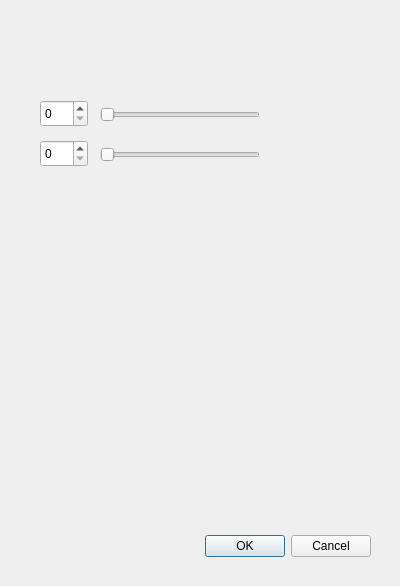
First picture: the form in Qt Creator/reprojectImageTo3D_calibON_bm_GUI/setstereoparams.ui, repository nicolasrosa/StereoVision, before the edit.
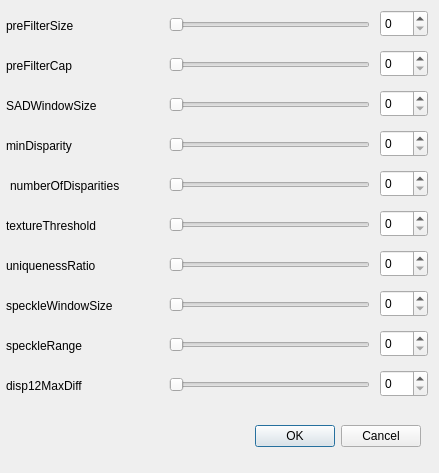
Second picture: the form after the edit.

Diff of the .ui file:
```diff
--- a/Qt Creator/reprojectImageTo3D_calibON_bm_GUI/setstereoparams.ui
+++ b/Qt Creator/reprojectImageTo3D_calibON_bm_GUI/setstereoparams.ui
@@ -6,8 +6,8 @@
    <rect>
     <x>0</x>
     <y>0</y>
-    <width>400</width>
-    <height>586</height>
+    <width>439</width>
+    <height>473</height>
    </rect>
   </property>
   <property name="windowTitle">
@@ -16,9 +16,9 @@
   <widget class="QDialogButtonBox" name="buttonBox">
    <property name="geometry">
     <rect>
-     <x>30</x>
-     <y>530</y>
-     <width>341</width>
+     <x>230</x>
+     <y>420</y>
+     <width>191</width>
      <height>32</height>
     </rect>
    </property>
@@ -32,9 +32,9 @@
   <widget class="QSlider" name="horizontalSlider">
    <property name="geometry">
     <rect>
-     <x>100</x>
-     <y>100</y>
-     <width>160</width>
+     <x>169</x>
+     <y>10</y>
+     <width>201</width>
      <height>29</height>
     </rect>
    </property>
@@ -45,8 +45,8 @@
   <widget class="QSpinBox" name="spinBox">
    <property name="geometry">
     <rect>
-     <x>40</x>
-     <y>100</y>
+     <x>380</x>
+     <y>10</y>
      <width>48</width>
      <height>27</height>
     </rect>
@@ -55,9 +55,9 @@
   <widget class="QSlider" name="horizontalSlider_3">
    <property name="geometry">
     <rect>
-     <x>100</x>
-     <y>140</y>
-     <width>160</width>
+     <x>169</x>
+     <y>50</y>
+     <width>201</width>
      <height>29</height>
     </rect>
    </property>
@@ -68,8 +68,322 @@
   <widget class="QSpinBox" name="spinBox_2">
    <property name="geometry">
     <rect>
-     <x>40</x>
-     <y>140</y>
+     <x>380</x>
+     <y>50</y>
+     <width>48</width>
+     <height>27</height>
+    </rect>
+   </property>
+  </widget>
+  <widget class="QLabel" name="preFilterSize_label">
+   <property name="geometry">
+    <rect>
+     <x>6</x>
+     <y>10</y>
+     <width>91</width>
+     <height>31</height>
+    </rect>
+   </property>
+   <property name="text">
+    <string>preFilterSize</string>
+   </property>
+  </widget>
+  <widget class="QLabel" name="preFilterCap_label">
+   <property name="geometry">
+    <rect>
+     <x>6</x>
+     <y>50</y>
+     <width>91</width>
+     <height>31</height>
+    </rect>
+   </property>
+   <property name="text">
+    <string>preFilterCap</string>
+   </property>
+  </widget>
+  <widget class="QLabel" name="SADWindowSize_label">
+   <property name="geometry">
+    <rect>
+     <x>6</x>
+     <y>90</y>
+     <width>121</width>
+     <height>31</height>
+    </rect>
+   </property>
+   <property name="text">
+    <string>SADWindowSize</string>
+   </property>
+  </widget>
+  <widget class="QSlider" name="SADWindowSize_slider">
+   <property name="geometry">
+    <rect>
+     <x>169</x>
+     <y>90</y>
+     <width>201</width>
+     <height>29</height>
+    </rect>
+   </property>
+   <property name="orientation">
+    <enum>Qt::Horizontal</enum>
+   </property>
+  </widget>
+  <widget class="QSpinBox" name="SADWindowSize_spinBox">
+   <property name="geometry">
+    <rect>
+     <x>380</x>
+     <y>90</y>
+     <width>48</width>
+     <height>27</height>
+    </rect>
+   </property>
+  </widget>
+  <widget class="QLabel" name="minDisparity_label">
+   <property name="geometry">
+    <rect>
+     <x>6</x>
+     <y>130</y>
+     <width>91</width>
+     <height>31</height>
+    </rect>
+   </property>
+   <property name="text">
+    <string>minDisparity</string>
+   </property>
+  </widget>
+  <widget class="QSlider" name="minDisparity_slider">
+   <property name="geometry">
+    <rect>
+     <x>169</x>
+     <y>130</y>
+     <width>201</width>
+     <height>29</height>
+    </rect>
+   </property>
+   <property name="orientation">
+    <enum>Qt::Horizontal</enum>
+   </property>
+  </widget>
+  <widget class="QSpinBox" name="minDisparity_spinBox">
+   <property name="geometry">
+    <rect>
+     <x>380</x>
+     <y>130</y>
+     <width>48</width>
+     <height>27</height>
+    </rect>
+   </property>
+  </widget>
+  <widget class="QLabel" name="numberOfDisparities_label">
+   <property name="geometry">
+    <rect>
+     <x>10</x>
+     <y>170</y>
+     <width>151</width>
+     <height>31</height>
+    </rect>
+   </property>
+   <property name="text">
+    <string>numberOfDisparities</string>
+   </property>
+  </widget>
+  <widget class="QSlider" name="numberOfDisparities_slider">
+   <property name="geometry">
+    <rect>
+     <x>169</x>
+     <y>170</y>
+     <width>201</width>
+     <height>29</height>
+    </rect>
+   </property>
+   <property name="orientation">
+    <enum>Qt::Horizontal</enum>
+   </property>
+  </widget>
+  <widget class="QSpinBox" name="numberOfDisparities_spinBox">
+   <property name="geometry">
+    <rect>
+     <x>380</x>
+     <y>170</y>
+     <width>48</width>
+     <height>27</height>
+    </rect>
+   </property>
+  </widget>
+  <widget class="QLabel" name="textureThreshold_label">
+   <property name="geometry">
+    <rect>
+     <x>6</x>
+     <y>210</y>
+     <width>131</width>
+     <height>31</height>
+    </rect>
+   </property>
+   <property name="text">
+    <string>textureThreshold</string>
+   </property>
+  </widget>
+  <widget class="QSlider" name="textureThreshold_slider">
+   <property name="geometry">
+    <rect>
+     <x>169</x>
+     <y>210</y>
+     <width>201</width>
+     <height>29</height>
+    </rect>
+   </property>
+   <property name="orientation">
+    <enum>Qt::Horizontal</enum>
+   </property>
+  </widget>
+  <widget class="QSpinBox" name="textureThreshold_spinBox">
+   <property name="geometry">
+    <rect>
+     <x>380</x>
+     <y>210</y>
+     <width>48</width>
+     <height>27</height>
+    </rect>
+   </property>
+  </widget>
+  <widget class="QLabel" name="uniquenessRatio_label">
+   <property name="geometry">
+    <rect>
+     <x>6</x>
+     <y>250</y>
+     <width>121</width>
+     <height>31</height>
+    </rect>
+   </property>
+   <property name="text">
+    <string>uniquenessRatio</string>
+   </property>
+  </widget>
+  <widget class="QSlider" name="uniquenessRatio_slider">
+   <property name="geometry">
+    <rect>
+     <x>169</x>
+     <y>250</y>
+     <width>201</width>
+     <height>29</height>
+    </rect>
+   </property>
+   <property name="orientation">
+    <enum>Qt::Horizontal</enum>
+   </property>
+  </widget>
+  <widget class="QSpinBox" name="uniquenessRatio_spinBox">
+   <property name="geometry">
+    <rect>
+     <x>380</x>
+     <y>250</y>
+     <width>48</width>
+     <height>27</height>
+    </rect>
+   </property>
+  </widget>
+  <widget class="QLabel" name="speckleWindowSize_label">
+   <property name="geometry">
+    <rect>
+     <x>6</x>
+     <y>290</y>
+     <width>141</width>
+     <height>31</height>
+    </rect>
+   </property>
+   <property name="text">
+    <string>speckleWindowSize</string>
+   </property>
+  </widget>
+  <widget class="QSlider" name="speckleWindowSize_slider">
+   <property name="geometry">
+    <rect>
+     <x>169</x>
+     <y>290</y>
+     <width>201</width>
+     <height>29</height>
+    </rect>
+   </property>
+   <property name="orientation">
+    <enum>Qt::Horizontal</enum>
+   </property>
+  </widget>
+  <widget class="QSpinBox" name="speckleWindowSize_spinBox">
+   <property name="geometry">
+    <rect>
+     <x>380</x>
+     <y>290</y>
+     <width>48</width>
+     <height>27</height>
+    </rect>
+   </property>
+  </widget>
+  <widget class="QLabel" name="speckleRange_label">
+   <property name="geometry">
+    <rect>
+     <x>6</x>
+     <y>330</y>
+     <width>101</width>
+     <height>31</height>
+    </rect>
+   </property>
+   <property name="text">
+    <string>speckleRange</string>
+   </property>
+  </widget>
+  <widget class="QSlider" name="speckleRange_slider">
+   <property name="geometry">
+    <rect>
+     <x>169</x>
+     <y>330</y>
+     <width>201</width>
+     <height>29</height>
+    </rect>
+   </property>
+   <property name="orientation">
+    <enum>Qt::Horizontal</enum>
+   </property>
+  </widget>
+  <widget class="QSpinBox" name="speckleRange_spinBox">
+   <property name="geometry">
+    <rect>
+     <x>380</x>
+     <y>330</y>
+     <width>48</width>
+     <height>27</height>
+    </rect>
+   </property>
+  </widget>
+  <widget class="QLabel" name="disp12MaxDiff_label">
+   <property name="geometry">
+    <rect>
+     <x>6</x>
+     <y>370</y>
+     <width>111</width>
+     <height>31</height>
+    </rect>
+   </property>
+   <property name="text">
+    <string>disp12MaxDiff</string>
+   </property>
+  </widget>
+  <widget class="QSlider" name="disp12MaxDiff_slider">
+   <property name="geometry">
+    <rect>
+     <x>169</x>
+     <y>370</y>
+     <width>201</width>
+     <height>29</height>
+    </rect>
+   </property>
+   <property name="orientation">
+    <enum>Qt::Horizontal</enum>
+   </property>
+  </widget>
+  <widget class="QSpinBox" name="disp12MaxDiff_spinBox">
+   <property name="geometry">
+    <rect>
+     <x>380</x>
+     <y>370</y>
      <width>48</width>
      <height>27</height>
     </rect>
```
Left out of the diff: 13 changed lines with no effect on the pictures.
